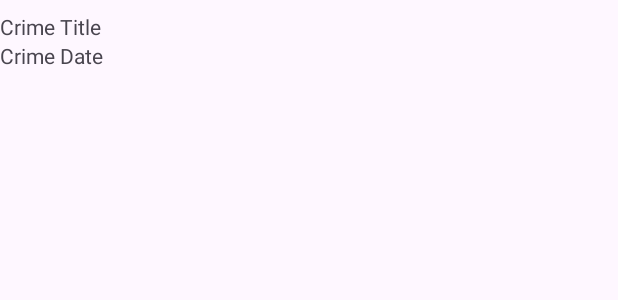
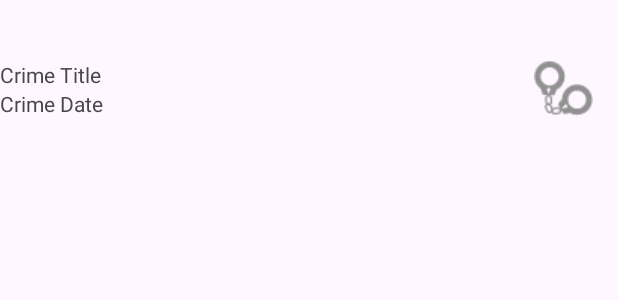
Before and after one commit to therealtommy/CriminalIntent, an Android app: the layout list_item_crime.xml on its own in the app's theme, with its tools: preview values and no code run, on a phone screen of 412 x 824 dp. Shown: the top 300 px of the screen. Run offline under Robolectric (Android 15) with nearby library versions, the phone set to English and light mode, and no system bars.

Commit message:
Add handcuff image

```diff
--- a/app/src/main/res/layout/list_item_crime.xml
+++ b/app/src/main/res/layout/list_item_crime.xml
@@ -10,10 +10,11 @@
         android:id="@+id/crime_title"
         android:layout_width="0dp"
         android:layout_height="wrap_content"
-        android:layout_marginTop="8dp"
+        android:layout_marginTop="40dp"
         android:text="Crime Title"
         app:layout_constraintBottom_toTopOf="@+id/crime_date"
         app:layout_constraintEnd_toEndOf="parent"
+        app:layout_constraintHorizontal_bias="0.0"
         app:layout_constraintStart_toStartOf="parent"
         app:layout_constraintTop_toTopOf="parent"
         app:layout_constraintVertical_chainStyle="packed" />
@@ -25,6 +26,19 @@
         android:text="Crime Date"
         app:layout_constraintBottom_toBottomOf="parent"
         app:layout_constraintEnd_toEndOf="parent"
+        app:layout_constraintHorizontal_bias="0.0"
         app:layout_constraintStart_toStartOf="parent"
         app:layout_constraintTop_toBottomOf="@+id/crime_title" />
+
+    <ImageView
+        android:id="@+id/imageView"
+        android:layout_width="wrap_content"
+        android:layout_height="wrap_content"
+        app:layout_constraintBottom_toBottomOf="@+id/crime_date"
+        app:layout_constraintEnd_toEndOf="parent"
+        app:layout_constraintHorizontal_bias="0.956"
+        app:layout_constraintStart_toStartOf="parent"
+        app:layout_constraintTop_toTopOf="@+id/crime_title"
+        app:layout_constraintVertical_bias="0.0"
+        app:srcCompat="@drawable/ic_solved" />
 </androidx.constraintlayout.widget.ConstraintLayout>
```
